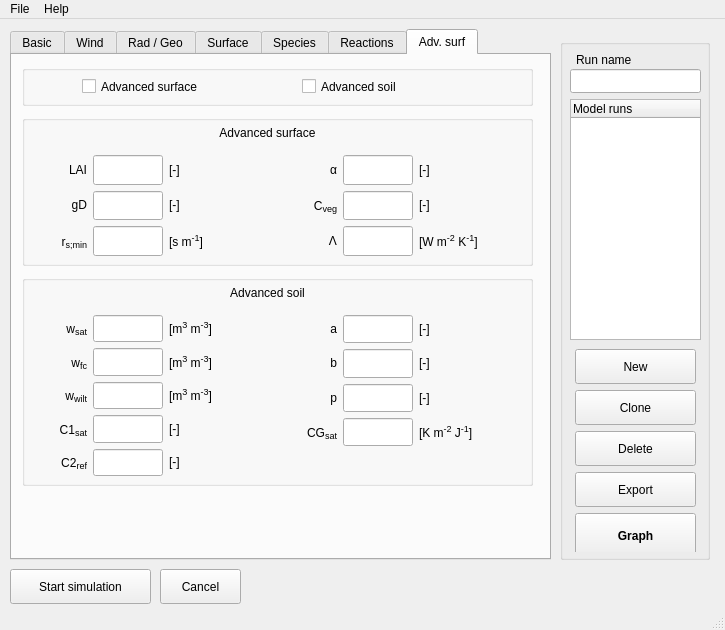
Above: mainwindow.ui from classmodel/modelgui before the change. Below: the same form after it.
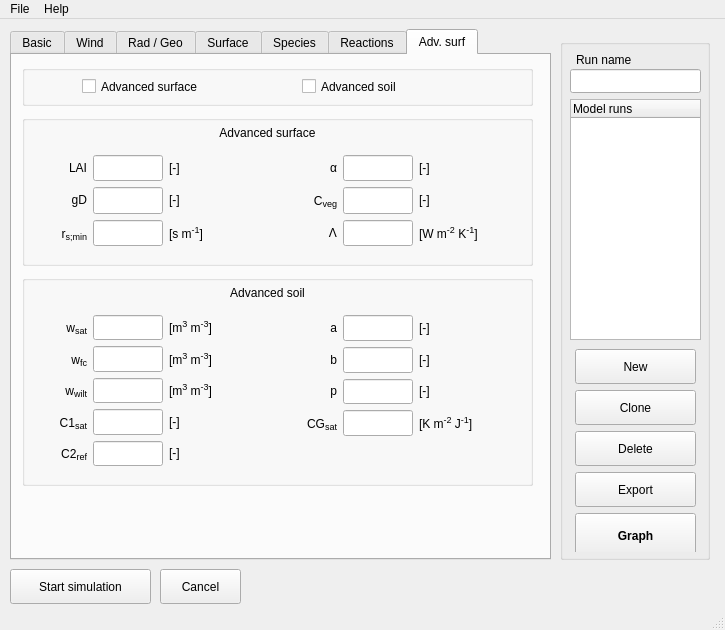
That is the form after the change. The open tabs and pages were chosen to show the change.

```diff
--- a/mainwindow.ui
+++ b/mainwindow.ui
@@ -7789,7 +7789,7 @@
          <x>10</x>
          <y>40</y>
          <width>231</width>
-         <height>101</height>
+         <height>91</height>
         </rect>
        </property>
        <layout class="QGridLayout" name="surface_parameters_grid1" columnminimumwidth="50,0,60">
@@ -8020,7 +8020,7 @@
          <x>260</x>
          <y>40</y>
          <width>251</width>
-         <height>101</height>
+         <height>91</height>
         </rect>
        </property>
        <layout class="QGridLayout" name="surface_parameters_grid2" columnminimumwidth="50,0,80">
@@ -8280,7 +8280,7 @@
          <x>10</x>
          <y>40</y>
          <width>231</width>
-         <height>161</height>
+         <height>151</height>
         </rect>
        </property>
        <layout class="QGridLayout" name="soil_parameters_grid1" columnminimumwidth="50,0,60">
@@ -8655,7 +8655,7 @@
          <x>260</x>
          <y>40</y>
          <width>251</width>
-         <height>131</height>
+         <height>121</height>
         </rect>
        </property>
        <layout class="QGridLayout" name="soil_parameters_grid2" columnminimumwidth="50,0,80">
```
Left out of the diff: 10 changed lines with no effect on the pictures.
